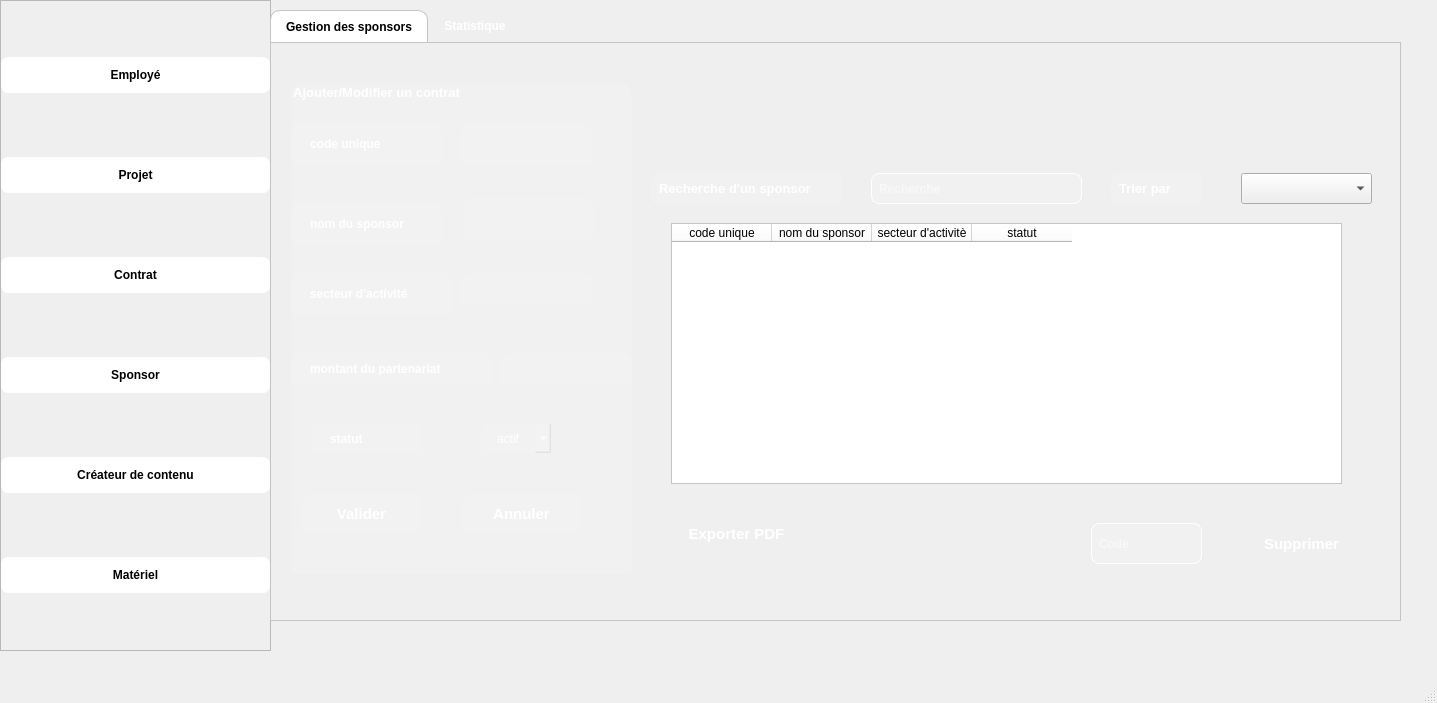
The window that gemploye.ui (Esprit-UP-Algo/projetcpp-2a25-s1-smart-digital-content-creation-studio) describes before a commit, drawn with Qt 5.
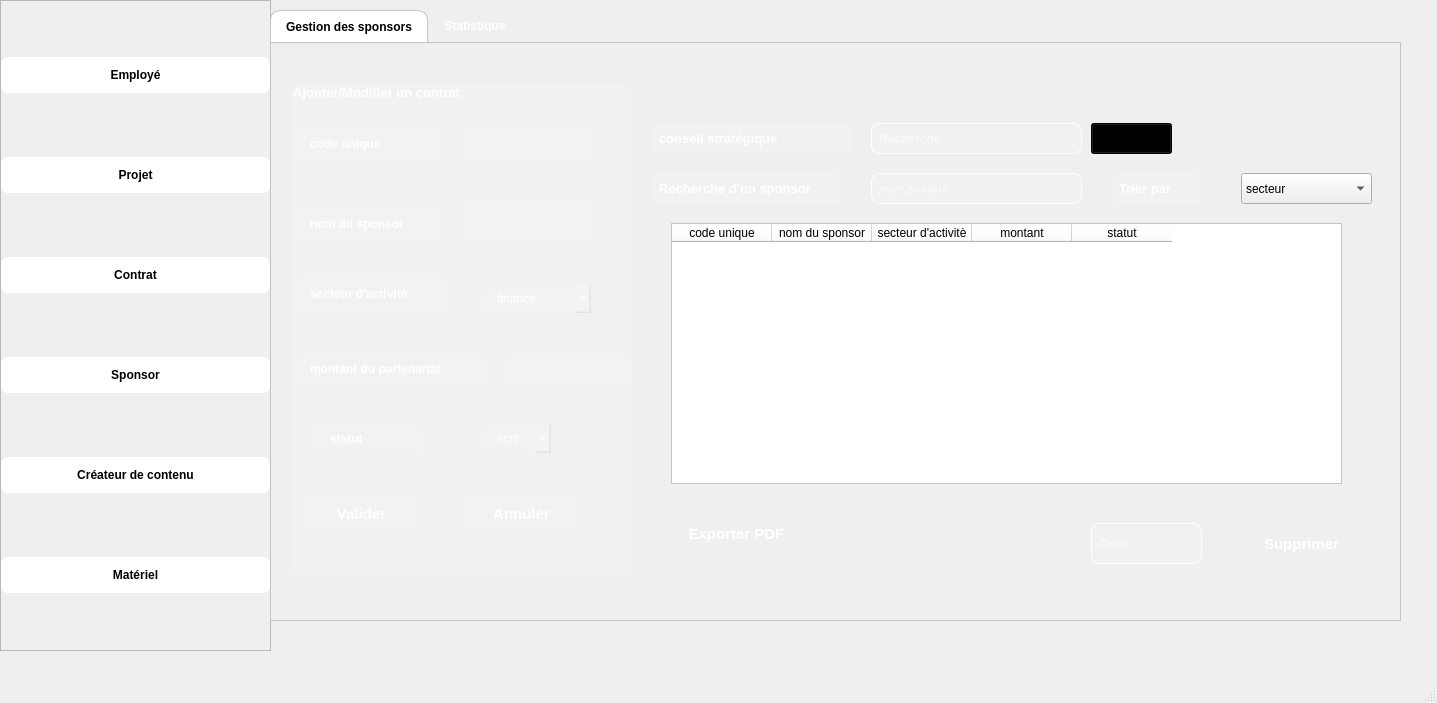
The same window after the commit. The open tabs and pages were chosen to show the change. Icons and pictures are not drawn.

```diff
--- a/gemploye.ui
+++ b/gemploye.ui
@@ -270,7 +270,7 @@
      </rect>
     </property>
     <property name="currentIndex">
-     <number>0</number>
+     <number>3</number>
     </property>
     <widget class="QWidget" name="page">
      <widget class="QTabWidget" name="tabWidget">
@@ -1564,7 +1564,7 @@
 </string>
       </property>
       <property name="currentIndex">
-       <number>0</number>
+       <number>1</number>
       </property>
       <widget class="QWidget" name="tab_5">
        <attribute name="title">
@@ -2455,22 +2455,6 @@
           </font>
          </property>
         </widget>
-        <widget class="QLineEdit" name="lineEdit_23">
-         <property name="geometry">
-          <rect>
-           <x>170</x>
-           <y>190</y>
-           <width>131</width>
-           <height>31</height>
-          </rect>
-         </property>
-         <property name="font">
-          <font>
-           <pointsize>9</pointsize>
-           <bold>true</bold>
-          </font>
-         </property>
-        </widget>
         <widget class="QPushButton" name="pushButton_15">
          <property name="geometry">
           <rect>
@@ -2637,7 +2621,7 @@
          </item>
          <item>
           <property name="text">
-           <string>expirè</string>
+           <string>inactif</string>
           </property>
          </item>
          <item>
@@ -2646,6 +2630,61 @@
           </property>
          </item>
         </widget>
+        <widget class="QComboBox" name="comboBox_7">
+         <property name="geometry">
+          <rect>
+           <x>190</x>
+           <y>200</y>
+           <width>111</width>
+           <height>31</height>
+          </rect>
+         </property>
+         <property name="styleSheet">
+          <string notr="true">background-color: rgba(255, 255, 255, 30); /* Semi-transparent white background */
+    color: white; /* Text color */
+    border: 1px solid white; /* A subtle, semi-transparent white border */
+    border-radius: 8px; /* Rounded corners */
+    padding: 5px; /* Adds space inside the widget for text, so it's not right up against the edges *</string>
+         </property>
+         <property name="placeholderText">
+          <string/>
+         </property>
+         <item>
+          <property name="text">
+           <string>finance</string>
+          </property>
+         </item>
+         <item>
+          <property name="text">
+           <string>technologie &amp; digital</string>
+          </property>
+         </item>
+         <item>
+          <property name="text">
+           <string>industrie &amp; énergie</string>
+          </property>
+         </item>
+         <item>
+          <property name="text">
+           <string>éducation &amp; formation</string>
+          </property>
+         </item>
+         <item>
+          <property name="text">
+           <string>commerce</string>
+          </property>
+         </item>
+         <item>
+          <property name="text">
+           <string>médias</string>
+          </property>
+         </item>
+         <item>
+          <property name="text">
+           <string>santé</string>
+          </property>
+         </item>
+        </widget>
        </widget>
        <widget class="QLabel" name="label_28">
         <property name="geometry">
@@ -2721,6 +2760,21 @@
         <property name="placeholderText">
          <string/>
         </property>
+        <item>
+         <property name="text">
+          <string>secteur</string>
+         </property>
+        </item>
+        <item>
+         <property name="text">
+          <string>montant</string>
+         </property>
+        </item>
+        <item>
+         <property name="text">
+          <string>code unique</string>
+         </property>
+        </item>
        </widget>
        <widget class="QLineEdit" name="lineEdit_25">
         <property name="geometry">
@@ -2747,7 +2801,7 @@
 }</string>
         </property>
         <property name="placeholderText">
-         <string>Recherche </string>
+         <string>nom,secteur</string>
         </property>
        </widget>
        <widget class="QPushButton" name="pushButton_17">
@@ -2879,6 +2933,11 @@
           <string>secteur d'activitè</string>
          </property>
         </column>
+        <column>
+         <property name="text">
+          <string>montant</string>
+         </property>
+        </column>
         <column>
          <property name="text">
           <string>statut</string>
@@ -2931,24 +2990,363 @@
          <string/>
         </property>
        </widget>
+       <widget class="QLabel" name="label_38">
+        <property name="geometry">
+         <rect>
+          <x>380</x>
+          <y>80</y>
+          <width>201</width>
+          <height>31</height>
+         </rect>
+        </property>
+        <property name="font">
+         <font>
+          <pointsize>10</pointsize>
+          <bold>true</bold>
+         </font>
+        </property>
+        <property name="styleSheet">
+         <string notr="true">
+    background-color: rgba(255, 255, 255, 30); /* Semi-transparent white background */
+    color: white; /* Text color */
+  
+    border-radius: 8px; /* Rounded corners */
+    padding: 5px; /* Adds space inside the widget for text, so it's not right up against the edges */
+</string>
+        </property>
+        <property name="text">
+         <string>conseil stratégique</string>
+        </property>
+       </widget>
+       <widget class="QLineEdit" name="lineEdit_35">
+        <property name="geometry">
+         <rect>
+          <x>600</x>
+          <y>80</y>
+          <width>211</width>
+          <height>31</height>
+         </rect>
+        </property>
+        <property name="font">
+         <font>
+          <pointsize>9</pointsize>
+          <bold>true</bold>
+         </font>
+        </property>
+        <property name="styleSheet">
+         <string notr="true">QLineEdit {
+    background-color: rgba(255, 255, 255, 30); /* Semi-transparent white background */
+    color: white; /* Text color */
+    border: 1px solid white; /* A subtle, semi-transparent white border */
+    border-radius: 8px; /* Rounded corners */
+    padding: 5px; /* Adds space inside the widget for text, so it's not right up against the edges */
+}</string>
+        </property>
+        <property name="text">
+         <string/>
+        </property>
+        <property name="placeholderText">
+         <string>Recherche </string>
+        </property>
+       </widget>
+       <widget class="QPushButton" name="btn_microphone">
+        <property name="geometry">
+         <rect>
+          <x>820</x>
+          <y>80</y>
+          <width>81</width>
+          <height>31</height>
+         </rect>
+        </property>
+        <property name="palette">
+         <palette>
+          <active>
+           <colorrole role="Button">
+            <brush brushstyle="LinearGradientPattern">
+             <gradient startx="0.000000000000000" starty="0.000000000000000" endx="1.000000000000000" endy="1.000000000000000" type="LinearGradient" spread="PadSpread" coordinatemode="ObjectBoundingMode">
+              <gradientstop position="0.000000000000000">
+               <color alpha="255">
+                <red>42</red>
+                <green>23</green>
+                <blue>76</blue>
+               </color>
+              </gradientstop>
+              <gradientstop position="0.500000000000000">
+               <color alpha="255">
+                <red>52</red>
+                <green>82</green>
+                <blue>201</blue>
+               </color>
+              </gradientstop>
+              <gradientstop position="1.000000000000000">
+               <color alpha="255">
+                <red>199</red>
+                <green>56</green>
+                <blue>109</blue>
+               </color>
+              </gradientstop>
+             </gradient>
+            </brush>
+           </colorrole>
+           <colorrole role="Base">
+            <brush brushstyle="LinearGradientPattern">
+             <gradient startx="0.000000000000000" starty="0.000000000000000" endx="1.000000000000000" endy="1.000000000000000" type="LinearGradient" spread="PadSpread" coordinatemode="ObjectBoundingMode">
+              <gradientstop position="0.000000000000000">
+               <color alpha="255">
+                <red>42</red>
+                <green>23</green>
+                <blue>76</blue>
+               </color>
+              </gradientstop>
+              <gradientstop position="0.500000000000000">
+               <color alpha="255">
+                <red>52</red>
+                <green>82</green>
+                <blue>201</blue>
+               </color>
+              </gradientstop>
+              <gradientstop position="1.000000000000000">
+               <color alpha="255">
+                <red>199</red>
+                <green>56</green>
+                <blue>109</blue>
+               </color>
+              </gradientstop>
+             </gradient>
+            </brush>
+           </colorrole>
+           <colorrole role="Window">
+            <brush brushstyle="LinearGradientPattern">
+             <gradient startx="0.000000000000000" starty="0.000000000000000" endx="1.000000000000000" endy="1.000000000000000" type="LinearGradient" spread="PadSpread" coordinatemode="ObjectBoundingMode">
+              <gradientstop position="0.000000000000000">
+               <color alpha="255">
+                <red>42</red>
+                <green>23</green>
+                <blue>76</blue>
+               </color>
+              </gradientstop>
+              <gradientstop position="0.500000000000000">
+               <color alpha="255">
+                <red>52</red>
+                <green>82</green>
+                <blue>201</blue>
+               </color>
+              </gradientstop>
+              <gradientstop position="1.000000000000000">
+               <color alpha="255">
+                <red>199</red>
+                <green>56</green>
+                <blue>109</blue>
+               </color>
+              </gradientstop>
+             </gradient>
+            </brush>
+           </colorrole>
+           <colorrole role="Highlight">
+            <brush brushstyle="SolidPattern">
+             <color alpha="255">
+              <red>31</red>
+              <green>155</green>
+              <blue>93</blue>
+             </color>
+            </brush>
+           </colorrole>
+          </active>
+          <inactive>
+           <colorrole role="Button">
+            <brush brushstyle="LinearGradientPattern">
+             <gradient startx="0.000000000000000" starty="0.000000000000000" endx="1.000000000000000" endy="1.000000000000000" type="LinearGradient" spread="PadSpread" coordinatemode="ObjectBoundingMode">
+              <gradientstop position="0.000000000000000">
+               <color alpha="255">
+                <red>42</red>
+                <green>23</green>
+                <blue>76</blue>
+               </color>
+              </gradientstop>
+              <gradientstop position="0.500000000000000">
+               <color alpha="255">
+                <red>52</red>
+                <green>82</green>
+                <blue>201</blue>
+               </color>
+              </gradientstop>
+              <gradientstop position="1.000000000000000">
+               <color alpha="255">
+                <red>199</red>
+                <green>56</green>
+                <blue>109</blue>
+               </color>
+              </gradientstop>
+             </gradient>
+            </brush>
+           </colorrole>
+           <colorrole role="Base">
+            <brush brushstyle="LinearGradientPattern">
+             <gradient startx="0.000000000000000" starty="0.000000000000000" endx="1.000000000000000" endy="1.000000000000000" type="LinearGradient" spread="PadSpread" coordinatemode="ObjectBoundingMode">
+              <gradientstop position="0.000000000000000">
+               <color alpha="255">
+                <red>42</red>
+                <green>23</green>
+                <blue>76</blue>
+               </color>
+              </gradientstop>
+              <gradientstop position="0.500000000000000">
+               <color alpha="255">
+                <red>52</red>
+                <green>82</green>
+                <blue>201</blue>
+               </color>
+              </gradientstop>
+              <gradientstop position="1.000000000000000">
+               <color alpha="255">
+                <red>199</red>
+                <green>56</green>
+                <blue>109</blue>
+               </color>
+              </gradientstop>
+             </gradient>
+            </brush>
+           </colorrole>
+           <colorrole role="Window">
+            <brush brushstyle="LinearGradientPattern">
+             <gradient startx="0.000000000000000" starty="0.000000000000000" endx="1.000000000000000" endy="1.000000000000000" type="LinearGradient" spread="PadSpread" coordinatemode="ObjectBoundingMode">
+              <gradientstop position="0.000000000000000">
+               <color alpha="255">
+                <red>42</red>
+                <green>23</green>
+                <blue>76</blue>
+               </color>
+              </gradientstop>
+              <gradientstop position="0.500000000000000">
+               <color alpha="255">
+                <red>52</red>
+                <green>82</green>
+                <blue>201</blue>
+               </color>
+              </gradientstop>
+              <gradientstop position="1.000000000000000">
+               <color alpha="255">
+                <red>199</red>
+                <green>56</green>
+                <blue>109</blue>
+               </color>
+              </gradientstop>
+             </gradient>
+            </brush>
+           </colorrole>
+           <colorrole role="Highlight">
+            <brush brushstyle="SolidPattern">
+             <color alpha="255">
+              <red>31</red>
+              <green>155</green>
+              <blue>93</blue>
+             </color>
+            </brush>
+           </colorrole>
+          </inactive>
+          <disabled>
+           <colorrole role="Button">
+            <brush brushstyle="LinearGradientPattern">
+             <gradient startx="0.000000000000000" starty="0.000000000000000" endx="1.000000000000000" endy="1.000000000000000" type="LinearGradient" spread="PadSpread" coordinatemode="ObjectBoundingMode">
+              <gradientstop position="0.000000000000000">
+               <color alpha="255">
+                <red>42</red>
+                <green>23</green>
+                <blue>76</blue>
+               </color>
+              </gradientstop>
+              <gradientstop position="0.500000000000000">
+               <color alpha="255">
+                <red>52</red>
+                <green>82</green>
+                <blue>201</blue>
+               </color>
+              </gradientstop>
+              <gradientstop position="1.000000000000000">
+               <color alpha="255">
+                <red>199</red>
+                <green>56</green>
+                <blue>109</blue>
+               </color>
+              </gradientstop>
+             </gradient>
+            </brush>
+           </colorrole>
+           <colorrole role="Base">
+            <brush brushstyle="LinearGradientPattern">
+             <gradient startx="0.000000000000000" starty="0.000000000000000" endx="1.000000000000000" endy="1.000000000000000" type="LinearGradient" spread="PadSpread" coordinatemode="ObjectBoundingMode">
+              <gradientstop position="0.000000000000000">
+               <color alpha="255">
+                <red>42</red>
+                <green>23</green>
+                <blue>76</blue>
+               </color>
+              </gradientstop>
+              <gradientstop position="0.500000000000000">
+               <color alpha="255">
+                <red>52</red>
+                <green>82</green>
+                <blue>201</blue>
+               </color>
+              </gradientstop>
+              <gradientstop position="1.000000000000000">
+               <color alpha="255">
+                <red>199</red>
+                <green>56</green>
+                <blue>109</blue>
+               </color>
+              </gradientstop>
+             </gradient>
+            </brush>
+           </colorrole>
+           <colorrole role="Window">
+            <brush brushstyle="LinearGradientPattern">
+             <gradient startx="0.000000000000000" starty="0.000000000000000" endx="1.000000000000000" endy="1.000000000000000" type="LinearGradient" spread="PadSpread" coordinatemode="ObjectBoundingMode">
+              <gradientstop position="0.000000000000000">
+               <color alpha="255">
+                <red>42</red>
+                <green>23</green>
+                <blue>76</blue>
+               </color>
+              </gradientstop>
+              <gradientstop position="0.500000000000000">
+               <color alpha="255">
+                <red>52</red>
+                <green>82</green>
+                <blue>201</blue>
+               </color>
+              </gradientstop>
+              <gradientstop position="1.000000000000000">
+               <color alpha="255">
+                <red>199</red>
+                <green>56</green>
+                <blue>109</blue>
+               </color>
+              </gradientstop>
+             </gradient>
+            </brush>
+           </colorrole>
+           <colorrole role="Highlight">
+            <brush brushstyle="SolidPattern">
+             <color alpha="255">
+              <red>31</red>
+              <green>155</green>
+              <blue>93</blue>
+             </color>
+            </brush>
+           </colorrole>
+          </disabled>
+         </palette>
+        </property>
+        <property name="text">
+         <string>🎤</string>
+        </property>
+       </widget>
       </widget>
       <widget class="QWidget" name="tab_8">
        <attribute name="title">
         <string>Statistique</string>
        </attribute>
-       <widget class="QWidget" name="widget_3" native="true">
-        <property name="geometry">
-         <rect>
-          <x>20</x>
-          <y>20</y>
-          <width>881</width>
-          <height>471</height>
-         </rect>
-        </property>
-        <property name="styleSheet">
-         <string notr="true">background-color: rgb(255, 255, 255);</string>
-        </property>
-       </widget>
       </widget>
      </widget>
     </widget>
@@ -4346,7 +4744,7 @@
      <x>0</x>
      <y>0</y>
      <width>1437</width>
-     <height>26</height>
+     <height>25</height>
     </rect>
    </property>
   </widget>
```
